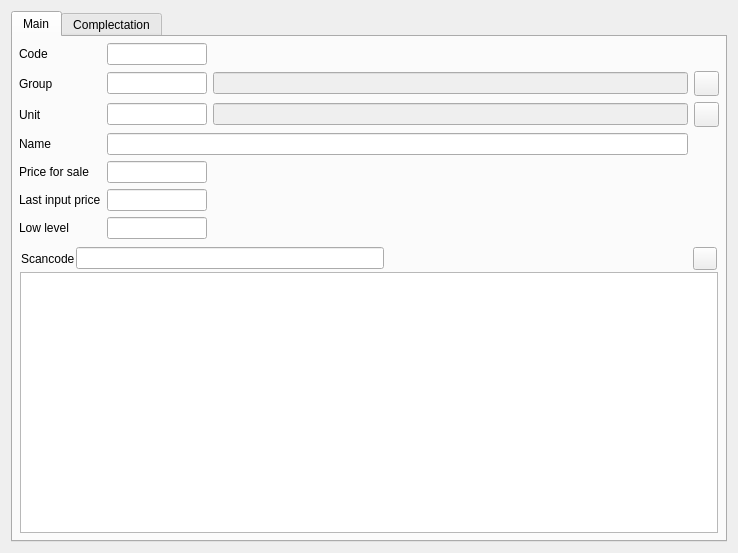
End1-1/Cafe5, file Editors/ce5goods.ui: the form before one commit.
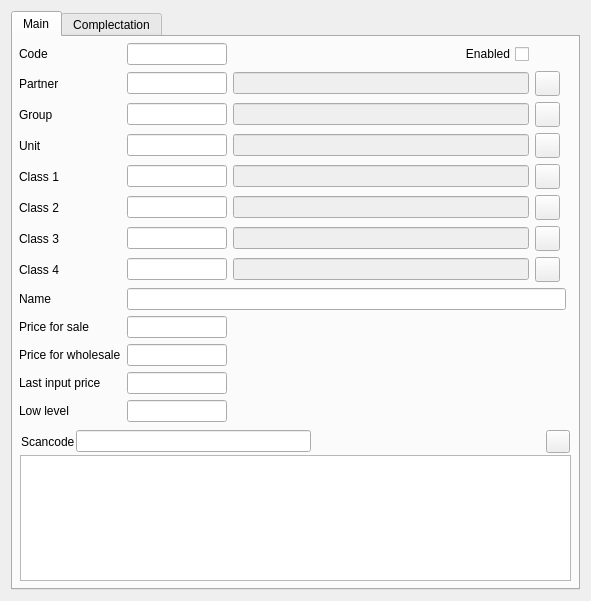
The form after the commit. Icons and pictures are not drawn. Custom widgets are drawn as their Qt base class.

The edit to the form file:
```diff
--- a/Editors/ce5goods.ui
+++ b/Editors/ce5goods.ui
@@ -6,8 +6,8 @@
    <rect>
     <x>0</x>
     <y>0</y>
-    <width>738</width>
-    <height>553</height>
+    <width>591</width>
+    <height>601</height>
    </rect>
   </property>
   <property name="windowTitle">
@@ -39,7 +39,219 @@
        <property name="bottomMargin">
         <number>6</number>
        </property>
-       <item row="2" column="2">
+       <item row="9" column="0">
+        <widget class="QLabel" name="label_27">
+         <property name="text">
+          <string>Class 3</string>
+         </property>
+        </widget>
+       </item>
+       <item row="14" column="0">
+        <widget class="QLabel" name="label_5">
+         <property name="text">
+          <string>Price for sale</string>
+         </property>
+        </widget>
+       </item>
+       <item row="8" column="0">
+        <widget class="QLabel" name="label_13">
+         <property name="text">
+          <string>Class 2</string>
+         </property>
+        </widget>
+       </item>
+       <item row="1" column="3">
+        <widget class="QPushButton" name="btnNewPartner">
+         <property name="minimumSize">
+          <size>
+           <width>25</width>
+           <height>25</height>
+          </size>
+         </property>
+         <property name="maximumSize">
+          <size>
+           <width>25</width>
+           <height>25</height>
+          </size>
+         </property>
+         <property name="focusPolicy">
+          <enum>Qt::ClickFocus</enum>
+         </property>
+         <property name="text">
+          <string/>
+         </property>
+         <property name="icon">
+          <iconset resource="../resources/res.qrc">
+           <normaloff>:/new.png</normaloff>:/new.png</iconset>
+         </property>
+        </widget>
+       </item>
+       <item row="0" column="1">
+        <widget class="C5LineEditWithSelector" name="leCode">
+         <property name="maximumSize">
+          <size>
+           <width>100</width>
+           <height>16777215</height>
+          </size>
+         </property>
+         <property name="Field" stdset="0">
+          <string>f_id</string>
+         </property>
+         <property name="Primary" stdset="0">
+          <bool>true</bool>
+         </property>
+         <property name="Manual" stdset="0">
+          <bool>true</bool>
+         </property>
+        </widget>
+       </item>
+       <item row="6" column="0">
+        <widget class="QLabel" name="label_3">
+         <property name="text">
+          <string>Unit</string>
+         </property>
+        </widget>
+       </item>
+       <item row="10" column="0">
+        <widget class="QLabel" name="label_28">
+         <property name="text">
+          <string>Class 4</string>
+         </property>
+        </widget>
+       </item>
+       <item row="1" column="1">
+        <widget class="C5LineEditWithSelector" name="leSupplier">
+         <property name="maximumSize">
+          <size>
+           <width>100</width>
+           <height>16777215</height>
+          </size>
+         </property>
+         <property name="Field" stdset="0">
+          <string>f_supplier</string>
+         </property>
+         <property name="Type" stdset="0">
+          <string>1</string>
+         </property>
+         <property name="First" stdset="0">
+          <bool>true</bool>
+         </property>
+        </widget>
+       </item>
+       <item row="6" column="3">
+        <widget class="QPushButton" name="btnNewUnit">
+         <property name="minimumSize">
+          <size>
+           <width>25</width>
+           <height>25</height>
+          </size>
+         </property>
+         <property name="maximumSize">
+          <size>
+           <width>25</width>
+           <height>25</height>
+          </size>
+         </property>
+         <property name="focusPolicy">
+          <enum>Qt::ClickFocus</enum>
+         </property>
+         <property name="text">
+          <string/>
+         </property>
+         <property name="icon">
+          <iconset resource="../resources/res.qrc">
+           <normaloff>:/new.png</normaloff>:/new.png</iconset>
+         </property>
+        </widget>
+       </item>
+       <item row="7" column="3">
+        <widget class="QPushButton" name="btnNewGroup1">
+         <property name="minimumSize">
+          <size>
+           <width>25</width>
+           <height>25</height>
+          </size>
+         </property>
+         <property name="maximumSize">
+          <size>
+           <width>25</width>
+           <height>25</height>
+          </size>
+         </property>
+         <property name="focusPolicy">
+          <enum>Qt::ClickFocus</enum>
+         </property>
+         <property name="text">
+          <string/>
+         </property>
+         <property name="icon">
+          <iconset resource="../resources/res.qrc">
+           <normaloff>:/new.png</normaloff>:/new.png</iconset>
+         </property>
+        </widget>
+       </item>
+       <item row="14" column="1">
+        <widget class="C5LineEditWithSelector" name="lineEdit_5">
+         <property name="maximumSize">
+          <size>
+           <width>100</width>
+           <height>16777215</height>
+          </size>
+         </property>
+         <property name="Field" stdset="0">
+          <string>f_saleprice</string>
+         </property>
+         <property name="Type" stdset="0">
+          <string>2</string>
+         </property>
+        </widget>
+       </item>
+       <item row="5" column="1">
+        <widget class="C5LineEditWithSelector" name="leGroup">
+         <property name="maximumSize">
+          <size>
+           <width>100</width>
+           <height>16777215</height>
+          </size>
+         </property>
+         <property name="Field" stdset="0">
+          <string>f_group</string>
+         </property>
+         <property name="Type" stdset="0">
+          <string>1</string>
+         </property>
+        </widget>
+       </item>
+       <item row="8" column="1">
+        <widget class="C5LineEditWithSelector" name="leClass2">
+         <property name="maximumSize">
+          <size>
+           <width>100</width>
+           <height>16777215</height>
+          </size>
+         </property>
+         <property name="Field" stdset="0">
+          <string>f_group2</string>
+         </property>
+         <property name="Type" stdset="0">
+          <string>1</string>
+         </property>
+        </widget>
+       </item>
+       <item row="9" column="2">
+        <widget class="C5LineEditWithSelector" name="leClassName3">
+         <property name="enabled">
+          <bool>false</bool>
+         </property>
+         <property name="focusPolicy">
+          <enum>Qt::NoFocus</enum>
+         </property>
+         <property name="FieldRef" stdset="0">
+          <string>gname3</string>
+         </property>
+        </widget>
+       </item>
+       <item row="6" column="2">
         <widget class="C5LineEditWithSelector" name="leUnitName">
          <property name="enabled">
           <bool>false</bool>
@@ -52,25 +264,19 @@
          </property>
         </widget>
        </item>
-       <item row="2" column="3">
-        <widget class="QPushButton" name="btnNewUnit">
-         <property name="minimumSize">
-          <size>
-           <width>25</width>
-           <height>25</height>
-          </size>
-         </property>
+       <item row="10" column="1">
+        <widget class="C5LineEditWithSelector" name="leClass4">
          <property name="maximumSize">
           <size>
-           <width>25</width>
-           <height>25</height>
+           <width>100</width>
+           <height>16777215</height>
           </size>
          </property>
          <property name="focusPolicy">
           <enum>Qt::ClickFocus</enum>
          </property>
-         <property name="text">
-          <string/>
+         <property name="Type" stdset="0">
+          <string>1</string>
          </property>
          <property name="icon">
           <iconset resource="../resources/res.qrc">
@@ -78,14 +284,7 @@
          </property>
         </widget>
        </item>
-       <item row="3" column="0">
-        <widget class="QLabel" name="label_4">
-         <property name="text">
-          <string>Name</string>
-         </property>
-        </widget>
-       </item>
-       <item row="7" column="0" colspan="4">
+       <item row="18" column="0" colspan="6">
         <widget class="QWidget" name="widget" native="true">
          <layout class="QVBoxLayout" name="verticalLayout">
           <property name="spacing">
@@ -167,13 +366,10 @@
          </layout>
         </widget>
        </item>
-       <item row="0" column="1">
-        <widget class="C5LineEditWithSelector" name="leCode">
-         <property name="maximumSize">
-          <size>
-           <width>100</width>
-           <height>16777215</height>
-          </size>
+       <item row="5" column="2">
+        <widget class="C5LineEditWithSelector" name="leGroupName">
+         <property name="enabled">
+          <bool>false</bool>
          </property>
          <property name="Field" stdset="0">
           <string>f_id</string>
@@ -187,7 +383,7 @@
         </widget>
        </item>
        <item row="6" column="1">
-        <widget class="C5LineEditWithSelector" name="leLowLevel">
+        <widget class="C5LineEditWithSelector" name="leUnit">
          <property name="maximumSize">
           <size>
            <width>100</width>
@@ -202,14 +398,148 @@
          </property>
         </widget>
        </item>
-       <item row="1" column="0">
+       <item row="5" column="3">
+        <widget class="QPushButton" name="btnNewGroup">
+         <property name="minimumSize">
+          <size>
+           <width>25</width>
+           <height>25</height>
+          </size>
+         </property>
+         <property name="maximumSize">
+          <size>
+           <width>25</width>
+           <height>25</height>
+          </size>
+         </property>
+         <property name="focusPolicy">
+          <enum>Qt::ClickFocus</enum>
+         </property>
+         <property name="text">
+          <string/>
+         </property>
+         <property name="icon">
+          <iconset resource="../resources/res.qrc">
+           <normaloff>:/new.png</normaloff>:/new.png</iconset>
+         </property>
+        </widget>
+       </item>
+       <item row="17" column="0">
+        <widget class="QLabel" name="label_7">
+         <property name="text">
+          <string>Low level</string>
+         </property>
+        </widget>
+       </item>
+       <item row="8" column="2">
+        <widget class="C5LineEditWithSelector" name="leClassName2">
+         <property name="enabled">
+          <bool>false</bool>
+         </property>
+         <property name="focusPolicy">
+          <enum>Qt::NoFocus</enum>
+         </property>
+         <property name="FieldRef" stdset="0">
+          <string>gname2</string>
+         </property>
+        </widget>
+       </item>
+       <item row="7" column="1">
+        <widget class="C5LineEditWithSelector" name="leClass1">
+         <property name="maximumSize">
+          <size>
+           <width>100</width>
+           <height>16777215</height>
+          </size>
+         </property>
+         <property name="Field" stdset="0">
+          <string>f_group1</string>
+         </property>
+         <property name="Type" stdset="0">
+          <string>1</string>
+         </property>
+        </widget>
+       </item>
+       <item row="15" column="1">
+        <widget class="C5LineEditWithSelector" name="lineEdit_7">
+         <property name="maximumSize">
+          <size>
+           <width>100</width>
+           <height>16777215</height>
+          </size>
+         </property>
+         <property name="Field" stdset="0">
+          <string>f_saleprice2</string>
+         </property>
+         <property name="Type" stdset="0">
+          <string>2</string>
+         </property>
+        </widget>
+       </item>
+       <item row="7" column="0">
+        <widget class="QLabel" name="label_12">
+         <property name="text">
+          <string>Class 1</string>
+         </property>
+        </widget>
+       </item>
+       <item row="16" column="1">
+        <widget class="C5LineEditWithSelector" name="lineEdit_6">
+         <property name="maximumSize">
+          <size>
+           <width>100</width>
+           <height>16777215</height>
+          </size>
+         </property>
+         <property name="Field" stdset="0">
+          <string>f_lastinputprice</string>
+         </property>
+         <property name="Type" stdset="0">
+          <string>2</string>
+         </property>
+        </widget>
+       </item>
+       <item row="5" column="0">
         <widget class="QLabel" name="label_2">
          <property name="text">
           <string>Group</string>
          </property>
         </widget>
        </item>
-       <item row="3" column="1" colspan="2">
+       <item row="15" column="0">
+        <widget class="QLabel" name="label_10">
+         <property name="text">
+          <string>Price for wholesale</string>
+         </property>
+        </widget>
+       </item>
+       <item row="8" column="3">
+        <widget class="QPushButton" name="btnNewGroup2">
+         <property name="minimumSize">
+          <size>
+           <width>25</width>
+           <height>25</height>
+          </size>
+         </property>
+         <property name="maximumSize">
+          <size>
+           <width>25</width>
+           <height>25</height>
+          </size>
+         </property>
+         <property name="focusPolicy">
+          <enum>Qt::ClickFocus</enum>
+         </property>
+         <property name="text">
+          <string/>
+         </property>
+         <property name="icon">
+          <iconset resource="../resources/res.qrc">
+           <normaloff>:/new.png</normaloff>:/new.png</iconset>
+         </property>
+        </widget>
+       </item>
+       <item row="13" column="1" colspan="4">
         <widget class="C5LineEditWithSelector" name="lineEdit_4">
          <property name="Field" stdset="0">
           <string>f_name</string>
@@ -222,8 +552,8 @@
          </property>
         </widget>
        </item>
-       <item row="4" column="1">
-        <widget class="C5LineEditWithSelector" name="lineEdit_5">
+       <item row="17" column="1">
+        <widget class="C5LineEditWithSelector" name="leLowLevel">
          <property name="maximumSize">
           <size>
            <width>100</width>
@@ -238,90 +568,35 @@
          </property>
         </widget>
        </item>
-       <item row="6" column="0">
-        <widget class="QLabel" name="label_7">
+       <item row="1" column="0">
+        <widget class="QLabel" name="label_11">
          <property name="text">
-          <string>Low level</string>
+          <string>Partner</string>
          </property>
         </widget>
        </item>
-       <item row="0" column="0">
-        <widget class="QLabel" name="label">
+       <item row="13" column="0">
+        <widget class="QLabel" name="label_4">
          <property name="text">
-          <string>Code</string>
+          <string>Name</string>
          </property>
         </widget>
        </item>
-       <item row="1" column="3">
-        <widget class="QPushButton" name="btnNewGroup">
-         <property name="minimumSize">
-          <size>
-           <width>25</width>
-           <height>25</height>
-          </size>
-         </property>
-         <property name="maximumSize">
-          <size>
-           <width>25</width>
-           <height>25</height>
-          </size>
+       <item row="7" column="2">
+        <widget class="C5LineEditWithSelector" name="leClassName1">
+         <property name="enabled">
+          <bool>false</bool>
          </property>
          <property name="focusPolicy">
           <enum>Qt::ClickFocus</enum>
          </property>
-         <property name="text">
-          <string/>
-         </property>
-         <property name="icon">
-          <iconset resource="../resources/res.qrc">
-           <normaloff>:/new.png</normaloff>:/new.png</iconset>
-         </property>
-        </widget>
-       </item>
-       <item row="1" column="1">
-        <widget class="C5LineEditWithSelector" name="leGroup">
-         <property name="maximumSize">
-          <size>
-           <width>100</width>
-           <height>16777215</height>
-          </size>
-         </property>
-         <property name="Field" stdset="0">
-          <string>f_group</string>
-         </property>
-         <property name="Type" stdset="0">
-          <string>1</string>
-         </property>
-         <property name="First" stdset="0">
-          <bool>true</bool>
-         </property>
-        </widget>
-       </item>
-       <item row="2" column="0">
-        <widget class="QLabel" name="label_3">
-         <property name="text">
-          <string>Unit</string>
-         </property>
-        </widget>
-       </item>
-       <item row="2" column="1">
-        <widget class="C5LineEditWithSelector" name="leUnit">
-         <property name="maximumSize">
-          <size>
-           <width>100</width>
-           <height>16777215</height>
-          </size>
-         </property>
-         <property name="Field" stdset="0">
-          <string>f_unit</string>
-         </property>
-         <property name="Type" stdset="0">
-          <string>1</string>
+         <property name="FieldRef" stdset="0">
+          <string>gname1</string>
          </property>
         </widget>
        </item>
        <item row="1" column="2">
-        <widget class="C5LineEditWithSelector" name="leGroupName">
+        <widget class="C5LineEditWithSelector" name="leSupplierName">
          <property name="enabled">
           <bool>false</bool>
          </property>
@@ -333,22 +608,41 @@
          </property>
         </widget>
        </item>
-       <item row="4" column="0">
-        <widget class="QLabel" name="label_5">
+       <item row="9" column="3">
+        <widget class="QPushButton" name="btnNewGroup3">
+         <property name="minimumSize">
+          <size>
+           <width>25</width>
+           <height>25</height>
+          </size>
+         </property>
+         <property name="maximumSize">
+          <size>
+           <width>25</width>
+           <height>25</height>
+          </size>
+         </property>
+         <property name="focusPolicy">
+          <enum>Qt::ClickFocus</enum>
+         </property>
          <property name="text">
-          <string>Price for sale</string>
+          <string/>
+         </property>
+         <property name="icon">
+          <iconset resource="../resources/res.qrc">
+           <normaloff>:/new.png</normaloff>:/new.png</iconset>
          </property>
         </widget>
        </item>
-       <item row="5" column="0">
+       <item row="16" column="0">
         <widget class="QLabel" name="label_9">
          <property name="text">
           <string>Last input price</string>
          </property>
         </widget>
        </item>
-       <item row="5" column="1">
-        <widget class="C5LineEditWithSelector" name="lineEdit_6">
+       <item row="9" column="1">
+        <widget class="C5LineEditWithSelector" name="leClass3">
          <property name="maximumSize">
           <size>
            <width>100</width>
@@ -359,7 +653,66 @@
           <string>f_lastinputprice</string>
          </property>
          <property name="Type" stdset="0">
-          <string>2</string>
+          <string>1</string>
+         </property>
+        </widget>
+       </item>
+       <item row="0" column="0">
+        <widget class="QLabel" name="label">
+         <property name="text">
+          <string>Code</string>
+         </property>
+        </widget>
+       </item>
+       <item row="10" column="2">
+        <widget class="C5LineEditWithSelector" name="leClassName4">
+         <property name="enabled">
+          <bool>false</bool>
+         </property>
+         <property name="focusPolicy">
+          <enum>Qt::NoFocus</enum>
+         </property>
+         <property name="FieldRef" stdset="0">
+          <string>gname4</string>
+         </property>
+        </widget>
+       </item>
+       <item row="10" column="3">
+        <widget class="QPushButton" name="btnNewGroup4">
+         <property name="minimumSize">
+          <size>
+           <width>25</width>
+           <height>25</height>
+          </size>
+         </property>
+         <property name="maximumSize">
+          <size>
+           <width>25</width>
+           <height>25</height>
+          </size>
+         </property>
+         <property name="focusPolicy">
+          <enum>Qt::ClickFocus</enum>
+         </property>
+         <property name="text">
+          <string/>
+         </property>
+         <property name="icon">
+          <iconset resource="../resources/res.qrc">
+           <normaloff>:/new.png</normaloff>:/new.png</iconset>
+         </property>
+        </widget>
+       </item>
+       <item row="0" column="2">
+        <widget class="C5CheckBox" name="chEnabled">
+         <property name="layoutDirection">
+          <enum>Qt::RightToLeft</enum>
+         </property>
+         <property name="text">
+          <string>Enabled</string>
+         </property>
+         <property name="Field" stdset="0">
+          <string>f_enabled</string>
          </property>
         </widget>
        </item>
@@ -625,6 +978,11 @@
    <extends>QLineEdit</extends>
    <header location="global">c5lineeditwithselector.h</header>
   </customwidget>
+  <customwidget>
+   <class>C5CheckBox</class>
+   <extends>QCheckBox</extends>
+   <header location="global">c5checkbox.h</header>
+  </customwidget>
   <customwidget>
    <class>C5TableWidget</class>
    <extends>QTableWidget</extends>
```
Left out of the diff: 33 changed lines with no effect on the pictures.
